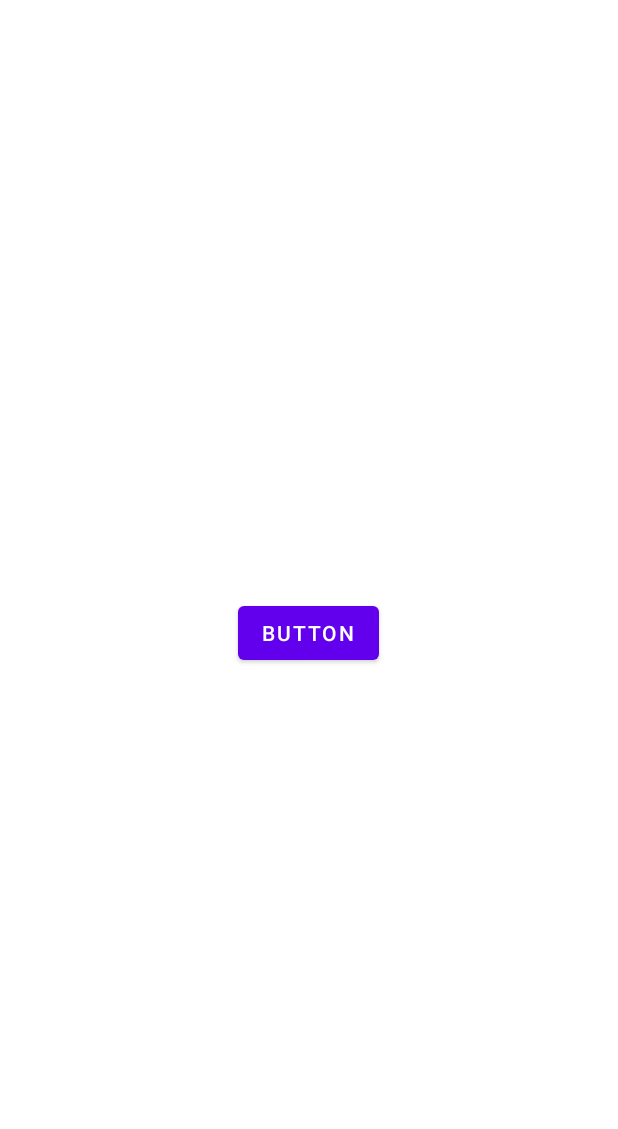
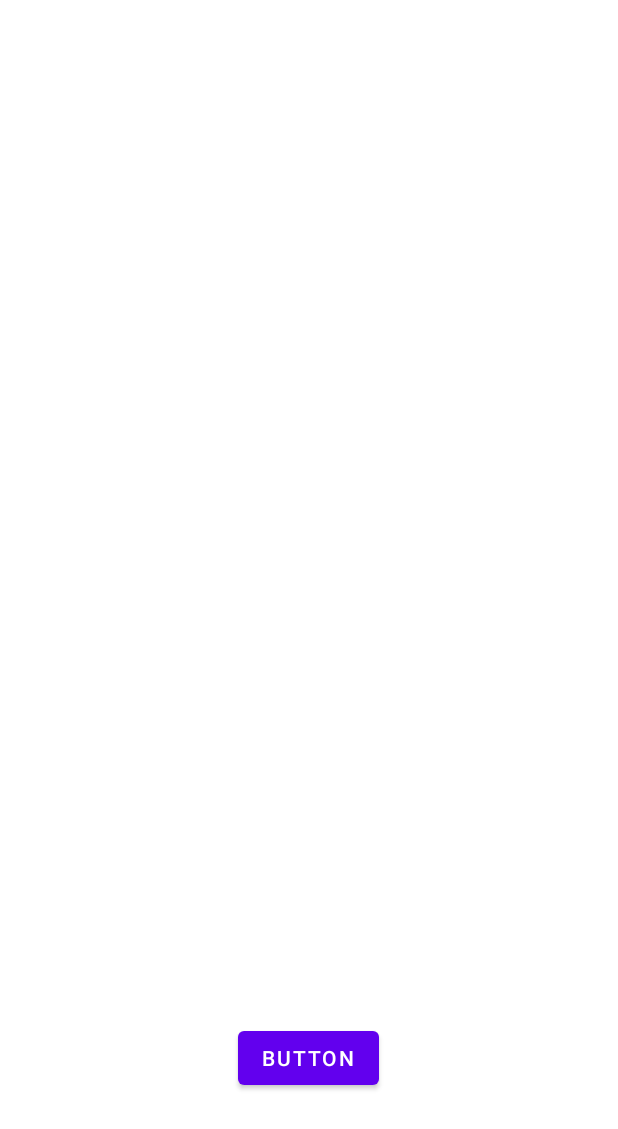
Before and after one commit to MotherOfCat00/BazyDanych, an Android app: the layout activity_main.xml on its own in the app's theme, with its tools: preview values and no code run, on a phone screen of 412 x 824 dp. Shown: the top 1129 px of the screen. Run offline under Robolectric (Android 15) with nearby library versions, the phone set to English and light mode, and no system bars.

Commit message:
Zajęcia

```diff
--- a/app/build.gradle
+++ b/app/build.gradle
@@ -1,6 +1,7 @@
 plugins {
     id 'com.android.application'
     id 'org.jetbrains.kotlin.android'
+    id 'com.google.gms.google-services'
 }
 
 android {
@@ -42,11 +43,14 @@ android {
 
 dependencies {
 
-    implementation 'androidx.core:core-ktx:1.7.0'
+    implementation 'androidx.core:core-ktx:1.9.0'
     implementation 'androidx.appcompat:appcompat:1.6.1'
     implementation 'com.google.android.material:material:1.8.0'
     implementation 'androidx.constraintlayout:constraintlayout:2.1.4'
     testImplementation 'junit:junit:4.13.2'
     androidTestImplementation 'androidx.test.ext:junit:1.1.5'
     androidTestImplementation 'androidx.test.espresso:espresso-core:3.5.1'
+    implementation platform('com.google.firebase:firebase-bom:31.3.0')
+    implementation 'com.google.firebase:firebase-firestore-ktx:24.4.4'
+    implementation('com.google.firebase:firebase-database-ktx')
 }
--- a/app/src/main/AndroidManifest.xml
+++ b/app/src/main/AndroidManifest.xml
@@ -1,6 +1,8 @@
 <?xml version="1.0" encoding="utf-8"?>
 <manifest xmlns:android="http://schemas.android.com/apk/res/android"
     xmlns:tools="http://schemas.android.com/tools">
+    <uses-permission android:name="android.permission.INTERNET"/>
+
 
     <application
         android:allowBackup="true"
--- a/app/src/main/res/layout/activity_main.xml
+++ b/app/src/main/res/layout/activity_main.xml
@@ -7,7 +7,7 @@
     tools:context=".MainActivity">
 
     <Button
-        android:id="@+id/button"
+        android:id="@+id/btnUploadData"
         android:layout_width="wrap_content"
         android:layout_height="wrap_content"
         android:text="Button"
@@ -16,6 +16,6 @@
         app:layout_constraintHorizontal_bias="0.498"
         app:layout_constraintStart_toStartOf="parent"
         app:layout_constraintTop_toTopOf="parent"
-        app:layout_constraintVertical_bias="0.513" />
+        app:layout_constraintVertical_bias="0.878" />
 
 </androidx.constraintlayout.widget.ConstraintLayout>
```
Also changed, not shown: app/src/main/java/com/example/examplefirestore/FirebaseUtils.kt (added, +7 -0 lines), app/src/main/java/com/example/examplefirestore/MainActivity.kt (+22 -0 lines), build.gradle (+15 -0 lines), 1 other file.
